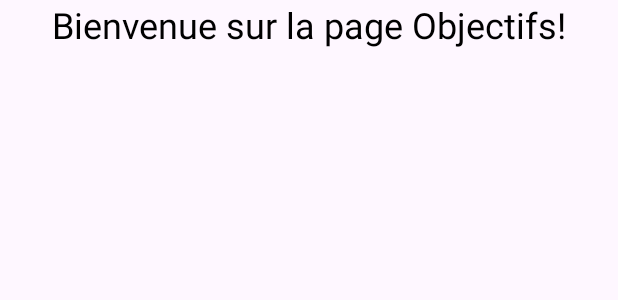
After one commit to Ask1ew/AppSansT, an Android app: the layout activity_objectifs.xml on its own in the app's theme, with its tools: preview values and no code run, on a phone screen of 412 x 824 dp. The commit adds this screen. Shown: the top 300 px of the screen. Run offline under Robolectric (Android 15) with nearby library versions, the phone set to English and light mode, and no system bars.

Commit message:
Global commit

```diff
--- /dev/null
+++ b/app/src/main/res/layout/activity_objectifs.xml
@@ -0,0 +1,21 @@
+<androidx.constraintlayout.widget.ConstraintLayout
+    xmlns:android="http://schemas.android.com/apk/res/android"
+    xmlns:app="http://schemas.android.com/apk/res-auto"
+    xmlns:tools="http://schemas.android.com/tools"
+    android:layout_width="match_parent"
+    android:layout_height="match_parent"
+    tools:context="com.example.appsanst.ObjectifsActivity">
+
+    <TextView
+        android:id="@+id/textView_objectifs_title"
+        android:layout_width="wrap_content"
+        android:layout_height="wrap_content"
+        android:text="Bienvenue sur la page Objectifs!"
+        android:textSize="24sp"
+        android:textColor="@android:color/black"
+        app:layout_constraintTop_toTopOf="parent"
+        app:layout_constraintStart_toStartOf="parent"
+        app:layout_constraintEnd_toEndOf="parent"
+        app:layout_constraintHorizontal_bias="0.5" />
+
+</androidx.constraintlayout.widget.ConstraintLayout>
--- a/app/src/main/res/values/strings.xml
+++ b/app/src/main/res/values/strings.xml
@@ -14,5 +14,6 @@
     <string name="title_activity_home"/>
     <string name="repas_button_text">Page Repas</string>
     <string name="entrainement_button_text">Page Entraînement</string>
-
+    <string name="poids_button_text">Page Poids</string>
+    <string name="objectifs_button_text">Page Objectifs</string>
 </resources>
```
Also changed, not shown: app/src/main/java/com/example/appsanst/ObjectifsActivity.java (added, +12 -0 lines), app/src/main/java/com/example/appsanst/PoidsActivity.java (added, +12 -0 lines), app/src/main/java/home/homeActivity.java (+18 -2 lines), app/src/main/res/layout/activity_poids.xml (added, +21 -0 lines), app/src/main/res/layout/home_activity.xml (+24 -0 lines).
